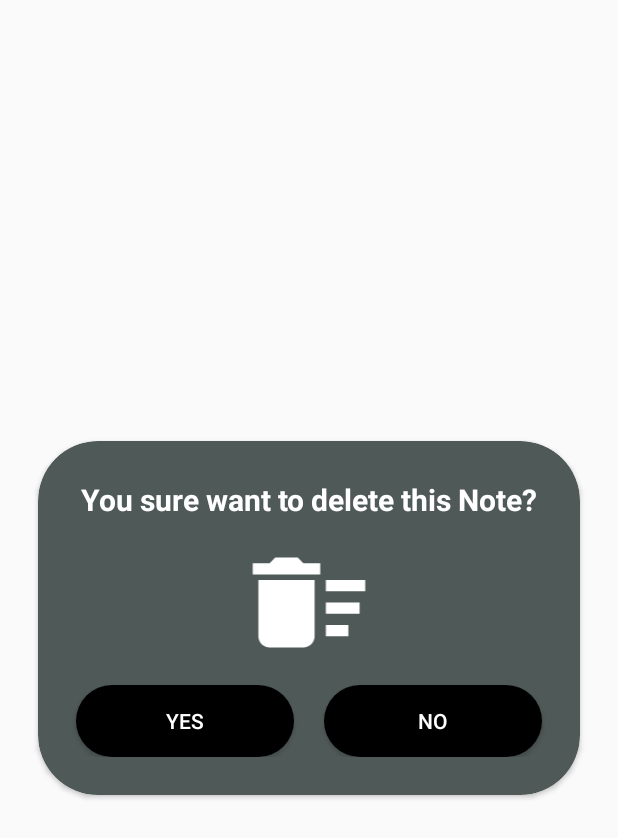
After one commit to Shiro804/SNotes, an Android app: the layout custom_dialog_dark.xml on its own in the app's theme, with its tools: preview values and no code run, on a phone screen of 412 x 824 dp. The commit adds this screen. Shown: the top 838 px of the screen. Run offline under Robolectric (Android 15) with nearby library versions, the phone set to English and light mode, and no system bars.

Commit message:
Dark and Light theme are fully completed. Every single object has its own color now. Custom "Delete Dialog" has been added. Version 1.1 is completed.

```diff
--- a/app/build.gradle
+++ b/app/build.gradle
@@ -32,4 +32,5 @@ dependencies {
     androidTestImplementation 'androidx.test.ext:junit:1.1.1'
     androidTestImplementation 'androidx.test.espresso:espresso-core:3.2.0'
     implementation 'com.google.android.material:material:1.1.0'
+    implementation 'androidx.cardview:cardview:1.0.0'
 }
--- /dev/null
+++ b/app/src/main/res/drawable/button_black_round.xml
@@ -0,0 +1,10 @@
+<?xml version="1.0" encoding="utf-8"?>
+<shape xmlns:android="http://schemas.android.com/apk/res/android"
+    android:shape="rectangle">
+
+    <corners android:radius="50dp" />
+
+    <solid android:color="@color/black" />
+
+
+</shape>
--- /dev/null
+++ b/app/src/main/res/drawable/ic_delete_sweep_white_24dp.xml
@@ -0,0 +1,9 @@
+<vector xmlns:android="http://schemas.android.com/apk/res/android"
+    android:width="90dp"
+    android:height="90dp"
+    android:viewportWidth="24.0"
+    android:viewportHeight="24.0">
+    <path
+        android:fillColor="#ffffff"
+        android:pathData="M15,16h4v2h-4zM15,8h7v2h-7zM15,12h6v2h-6zM3,18c0,1.1 0.9,2 2,2h6c1.1,0 2,-0.9 2,-2L13,8L3,8v10zM14,5h-3l-1,-1L6,4L5,5L2,5v2h12z" />
+</vector>
--- a/app/src/main/res/layout/activity_main.xml
+++ b/app/src/main/res/layout/activity_main.xml
@@ -28,14 +28,13 @@
         android:layout_alignParentBottom="true"
         android:layout_marginEnd="12dp"
         android:layout_marginBottom="12dp"
-        android:background="@color/black"
         android:clickable="true"
         android:focusable="true"
         android:hapticFeedbackEnabled="true"
         android:longClickable="true"
         android:tint="#00FFE5"
         app:backgroundTint="@color/black"
-        app:backgroundTintMode="multiply"
+        app:backgroundTintMode="add"
         app:srcCompat="@android:drawable/ic_menu_edit" />
 
 </RelativeLayout>
--- /dev/null
+++ b/app/src/main/res/layout/custom_dialog_dark.xml
@@ -0,0 +1,94 @@
+<?xml version="1.0" encoding="utf-8"?>
+<RelativeLayout xmlns:android="http://schemas.android.com/apk/res/android"
+    xmlns:app="http://schemas.android.com/apk/res-auto"
+    android:orientation="vertical"
+    android:layout_width="match_parent"
+    android:layout_height="match_parent"
+    android:layout_marginLeft="5dp"
+    android:layout_marginRight="5dp"
+    android:gravity="center">
+
+    <androidx.cardview.widget.CardView
+        android:layout_width="match_parent"
+        android:layout_height="wrap_content"
+        app:cardCornerRadius="40dp"
+        app:cardBackgroundColor="@color/niceGrey"
+        android:layout_marginRight="20dp"
+        android:layout_marginLeft="20dp"
+        android:layout_alignParentTop="true"
+        android:layout_alignParentStart="true">
+
+        <LinearLayout
+            android:layout_width="match_parent"
+            android:layout_height="wrap_content"
+            android:orientation="vertical">
+
+            <LinearLayout
+                android:layout_width="match_parent"
+                android:layout_height="wrap_content"
+                android:orientation="vertical"
+                android:layout_marginTop="25dp"
+                android:layout_marginBottom="25dp">
+
+                <TextView
+                    android:id="@+id/alertTextViewDark"
+                    android:layout_width="match_parent"
+                    android:layout_height="wrap_content"
+                    android:layout_marginLeft="5dp"
+                    android:layout_marginRight="5dp"
+                    android:text="You sure want to delete this Note?"
+                    android:textAlignment="center"
+                    android:textColor="@color/white"
+                    android:textSize="20dp"
+                    android:textStyle="bold" />
+
+                <ImageView
+                    android:id="@+id/alertImageViewDark"
+                    android:layout_width="match_parent"
+                    android:layout_height="wrap_content"
+                    android:layout_marginLeft="20dp"
+                    android:layout_marginRight="20dp"
+                    android:layout_marginBottom="10dp"
+                    android:layout_marginTop="10dp"
+                    android:src="@drawable/ic_delete_sweep_white_24dp" />
+
+                <LinearLayout
+                    android:layout_width="match_parent"
+                    android:layout_height="wrap_content"
+                    android:orientation="horizontal">
+
+                    <Button
+                        android:id="@+id/alertYesButton"
+                        android:layout_width="0dp"
+                        android:layout_height="wrap_content"
+                        android:layout_weight="0.5"
+                        android:layout_gravity="clip_horizontal"
+                        android:layout_marginLeft="25dp"
+                        android:layout_marginRight="10dp"
+                        android:background="@drawable/button_black_round"
+                        android:text="Yes"
+                        android:textColor="@color/white" />
+
+                    <Button
+                        android:id="@+id/alertNoButton"
+                        android:layout_width="0dp"
+                        android:layout_height="wrap_content"
+                        android:layout_weight="0.5"
+                        android:layout_gravity="fill_horizontal"
+                        android:layout_marginRight="25dp"
+                        android:layout_marginLeft="10dp"
+                        android:background="@drawable/button_black_round"
+                        android:text="No"
+                        android:textColor="@color/white" />
+
+                </LinearLayout>
+
+            </LinearLayout>
+
+
+        </LinearLayout>
+
+    </androidx.cardview.widget.CardView>
+
+
+</RelativeLayout>
--- a/app/src/main/res/values/colors.xml
+++ b/app/src/main/res/values/colors.xml
@@ -14,6 +14,7 @@
     <color name="maroon">#800000</color>
     <color name="aqua">#00FFFF</color>
     <color name="lime">#00FF00</color>
+    <color name="lightGreen">#abffc0</color>
     <color name="teal">#008080</color>
     <color name="green">#008000</color>
     <color name="blue">#0000FF</color>
```
Also changed, not shown: app/src/main/java/com/shiro/snotesextended/MainActivity.java (+97 -29 lines), app/src/main/res/drawable-v24/ic_delete_sweep_black_24dp.xml (added, +9 -0 lines), app/src/main/res/layout/custom_dialog_light.xml (added, +92 -0 lines), app/src/main/res/values/styles.xml (+14 -3 lines).
